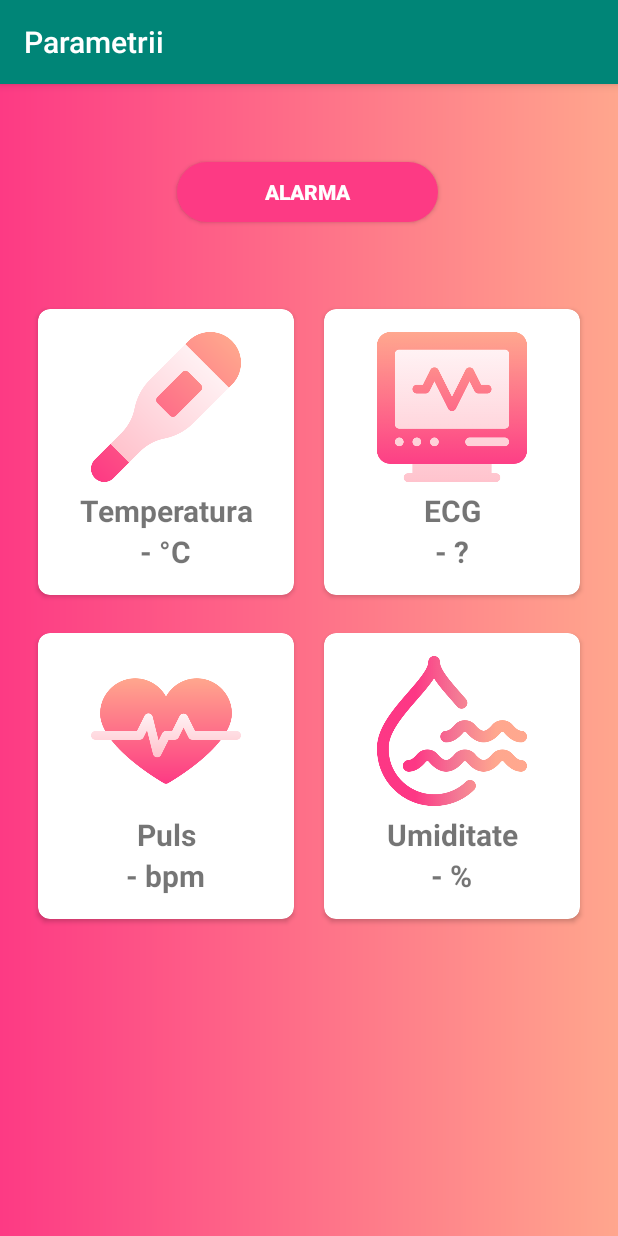
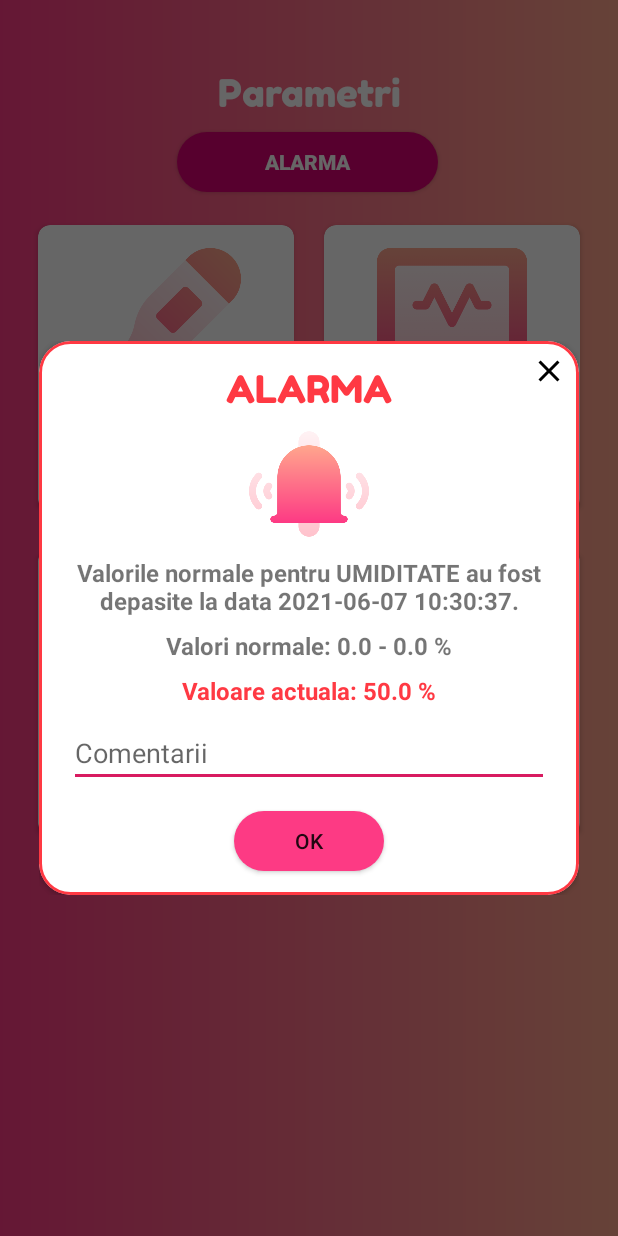
Before and after one commit to andraelise/proiect-master, an Android app: the ParametriiActivity screen opened directly, with no data from a screen before it, on a phone screen of 412 x 824 dp. Run offline under Robolectric (Android 15) with nearby library versions, the light colour scheme and no system bars; our stand-ins replace Firebase (no records; nobody signed in at launch, a user with empty details on screens opened directly); 6 statements that could not run were skipped.

Commit message:
Adaugare logica alarme.

```diff
--- a/app/src/main/AndroidManifest.xml
+++ b/app/src/main/AndroidManifest.xml
@@ -24,9 +24,7 @@
         </activity>
         <activity android:name=".IstoricAlarmeActivity" />
         <activity android:name=".ParametriiActivity" />
-        <activity
-            android:name=".CalendarActivity"
-            android:theme="@style/Theme.MaterialComponents.Light.NoActionBar" />
+        <activity android:name=".CalendarActivity" />
         <activity android:name=".RecomandariActivity" />
         <activity android:name=".ProfilActivity" />
         <activity
--- a/app/src/main/java/com/example/proiectmaster/DAO/DAO.java
+++ /dev/null
@@ -1,4 +0,0 @@
-package com.example.proiectmaster.DAO;
-
-public interface DAO {
-}
--- a/app/src/main/java/com/example/proiectmaster/DAO/PacientDAO.java
+++ /dev/null
@@ -1,4 +0,0 @@
-package com.example.proiectmaster.DAO;
-
-public interface PacientDAO extends DAO {
-}
--- a/app/src/main/java/com/example/proiectmaster/IstoricAlarmeActivity.java
+++ b/app/src/main/java/com/example/proiectmaster/IstoricAlarmeActivity.java
@@ -30,7 +30,6 @@ public class IstoricAlarmeActivity extends AppCompatActivity {
     protected void onCreate(Bundle savedInstanceState) {
         super.onCreate(savedInstanceState);
         setContentView(R.layout.activity_istoric_alarme);
-        getSupportActionBar().setTitle("Istoric alarme");
 
         listView = findViewById(R.id.alarmeListView);
         FirebaseUser user = FirebaseAuth.getInstance().getCurrentUser();
--- a/app/src/main/java/com/example/proiectmaster/LoginActivity.java
+++ b/app/src/main/java/com/example/proiectmaster/LoginActivity.java
@@ -30,7 +30,6 @@ public class LoginActivity extends AppCompatActivity implements View.OnClickList
     protected void onCreate(Bundle savedInstanceState) {
         super.onCreate(savedInstanceState);
         setContentView(R.layout.activity_login);
-        getSupportActionBar().setTitle("Logare");
 
         email = findViewById(R.id.email);
         password = findViewById(R.id.password);
@@ -47,12 +46,12 @@ public class LoginActivity extends AppCompatActivity implements View.OnClickList
                 FirebaseUser mFirebaseUser = mFirebaseAuth.getCurrentUser();
                 if (mFirebaseUser != null)
                 {
-                    Toast.makeText(LoginActivity.this, "Ești logat!", Toast.LENGTH_SHORT).show();
+                    // Toast.makeText(LoginActivity.this, "Ești logat!", Toast.LENGTH_SHORT).show();
                     startActivity(new Intent(LoginActivity.this, HomeActivity.class));
                 }
                 else
                 {
-                    Toast.makeText(LoginActivity.this, "Loghează-te!", Toast.LENGTH_SHORT).show();
+                    // Toast.makeText(LoginActivity.this, "Loghează-te!", Toast.LENGTH_SHORT).show();
                 }
             }
         };
--- a/app/src/main/java/com/example/proiectmaster/ParametriiActivity.java
+++ b/app/src/main/java/com/example/proiectmaster/ParametriiActivity.java
@@ -23,11 +23,15 @@ import androidx.appcompat.app.AppCompatActivity;
 
 import com.example.proiectmaster.Models.Alarma;
 import com.example.proiectmaster.Services.BluetoothService;
+import com.google.android.gms.tasks.OnCompleteListener;
 import com.google.android.gms.tasks.OnFailureListener;
 import com.google.android.gms.tasks.OnSuccessListener;
+import com.google.android.gms.tasks.Task;
 import com.google.firebase.auth.FirebaseAuth;
 import com.google.firebase.auth.FirebaseUser;
+import com.google.firebase.firestore.CollectionReference;
 import com.google.firebase.firestore.DocumentReference;
+import com.google.firebase.firestore.DocumentSnapshot;
 import com.google.firebase.firestore.FirebaseFirestore;
 
 import java.text.SimpleDateFormat;
@@ -43,6 +47,8 @@ public class ParametriiActivity extends AppCompatActivity {
     FirebaseUser user;
     private FirebaseFirestore db;
     BluetoothAdapter bluetoothAdapter;
+
+    private double minTemp, maxTemp, minUmid, maxUmid, minPuls, maxPuls;
     private static final String TAG = "ParametriiActivity";
 
     // variables used for binding bluetooth service to this activity
@@ -95,6 +101,9 @@ public class ParametriiActivity extends AppCompatActivity {
                                 txtParamTemp.setText(splitValues[1]);
                                 txtParamPulse.setText(splitValues[2]);
                                 // TODO: ECG value must be added when tested together
+
+                                // Check parameters and create alarm if limits are exceeded
+                                checkParams(splitValues);
                             } catch (Exception ex) {
                                 Log.e(TAG, "Error caught while splitting sensor values", ex);
                             }
@@ -116,7 +125,10 @@ public class ParametriiActivity extends AppCompatActivity {
     protected void onCreate(Bundle savedInstanceState) {
         super.onCreate(savedInstanceState);
         setContentView(R.layout.activity_parametrii);
-        getSupportActionBar().setTitle("Parametrii");
+
+        mFirebaseAuth = FirebaseAuth.getInstance();
+        user = FirebaseAuth.getInstance().getCurrentUser();
+        readParamLimits(user.getUid());
 
         txtParamECG = findViewById(R.id.txt_params_ecg);
         txtParamHumidity = findViewById(R.id.txt_params_humidity);
@@ -136,9 +148,6 @@ public class ParametriiActivity extends AppCompatActivity {
                 }
             }
         });
-
-        mFirebaseAuth = FirebaseAuth.getInstance();
-        user = FirebaseAuth.getInstance().getCurrentUser();
 
         if (BluetoothAdapter.getDefaultAdapter() != null) {
             bluetoothAdapter = BluetoothAdapter.getDefaultAdapter();
@@ -265,4 +274,84 @@ public class ParametriiActivity extends AppCompatActivity {
                 }
             });
     }
+
+    private void readParamLimits(String uid)
+    {
+        connect();
+        CollectionReference parametriRef = db.collection("pacienti").document(uid).collection("parametri");
+        // Puls
+        parametriRef.document("Puls").get().addOnCompleteListener(new OnCompleteListener<DocumentSnapshot>() {
+            @Override
+            public void onComplete(@NonNull Task<DocumentSnapshot> task) {
+                if (task.isSuccessful()) {
+                    DocumentSnapshot document = task.getResult();
+                    minPuls = document.getDouble("valMinima");
+                    maxPuls = document.getDouble("valMaxima");
+                    Log.d(TAG, "Puls: " + minPuls + " " + maxPuls);
+                } else {
+                    Log.d(TAG, "Error getting limits for Puls: ", task.getException());
+                }
+            }
+        });
+
+        // Temperatura
+        parametriRef.document("Temperatura").get().addOnCompleteListener(new OnCompleteListener<DocumentSnapshot>() {
+            @Override
+            public void onComplete(@NonNull Task<DocumentSnapshot> task) {
+                if (task.isSuccessful()) {
+                    DocumentSnapshot document = task.getResult();
+                    minTemp = document.getDouble("valMinima");
+                    maxTemp = document.getDouble("valMaxima");
+                } else {
+                    Log.d(TAG, "Error getting limits for Temperatura: ", task.getException());
+                }
+                Log.d(TAG, "Temperatura: " + minTemp + " " + maxTemp);
+            }
+        });
+
+        // Umiditate
+        parametriRef.document("Umiditate").get().addOnCompleteListener(new OnCompleteListener<DocumentSnapshot>() {
+            @Override
+            public void onComplete(@NonNull Task<DocumentSnapshot> task) {
+                if (task.isSuccessful()) {
+                    DocumentSnapshot document = task.getResult();
+                    minUmid = document.getDouble("valMinima");
+                    maxUmid = document.getDouble("valMaxima");
+                } else {
+                    Log.d(TAG, "Error getting limits for Umiditate: ", task.getException());
+                }
+                String[] values = {"27", "50", "80"};
+                checkParams(values);
+                Log.d(TAG, "Umiditate: " + minUmid + " " + maxUmid);
+            }
+        });
+    }
+
+    private void checkParams(String[] values)
+    {
+        double temp = Double.parseDouble(values[0]);
+        double umid = Double.parseDouble(values[1]);
+        double puls = Double.parseDouble(values[2]);
+
+        // Check puls
+        if (puls > maxPuls || puls < minPuls)
+        {
+            Alarma alarmPuls = new Alarma("Puls", new Date(), minPuls, maxPuls, puls, "");
+            openDialogAlarma(alarmPuls);
+        }
+
+        // Check temperatura
+        if (temp > maxTemp || temp < minTemp)
+        {
+            Alarma alarmTemp = new Alarma("Temperatura", new Date(), minTemp, maxTemp, temp, "");
+            openDialogAlarma(alarmTemp);
+        }
+
+        // Check umiditate
+        if (umid > maxUmid || umid < minUmid)
+        {
+            Alarma alarmUmid = new Alarma("Umiditate", new Date(), minUmid, maxUmid, umid, "");
+            openDialogAlarma(alarmUmid);
+        }
+    }
 }
--- a/app/src/main/java/com/example/proiectmaster/ProfilActivity.java
+++ b/app/src/main/java/com/example/proiectmaster/ProfilActivity.java
@@ -31,7 +31,6 @@ public class ProfilActivity extends AppCompatActivity implements View.OnClickLis
     protected void onCreate(Bundle savedInstanceState) {
         super.onCreate(savedInstanceState);
         setContentView(R.layout.activity_profil);
-        getSupportActionBar().setTitle("Profilul meu");
 
         numePacient = findViewById(R.id.txtNumeUtilizator);
         numeMedic = findViewById(R.id.txtMedic);
@@ -55,7 +54,7 @@ public class ProfilActivity extends AppCompatActivity implements View.OnClickLis
         switch (v.getId()) {
             case R.id.btnLogout:
                 FirebaseAuth.getInstance().signOut();
-                startActivity(new Intent(ProfilActivity.this, RegisterActivity.class));
+                startActivity(new Intent(ProfilActivity.this, LoginActivity.class));
                 break;
             case R.id.btnResetParola:
                 String email = emailPacient.getText().toString();
--- a/app/src/main/java/com/example/proiectmaster/RecomandariActivity.java
+++ b/app/src/main/java/com/example/proiectmaster/RecomandariActivity.java
@@ -34,7 +34,6 @@ public class RecomandariActivity extends AppCompatActivity {
     protected void onCreate(Bundle savedInstanceState) {
         super.onCreate(savedInstanceState);
         setContentView(R.layout.activity_recomandari);
-        getSupportActionBar().setTitle("Recomandari");
 
         listView = findViewById(R.id.recomandariListView);
         FirebaseUser user = FirebaseAuth.getInstance().getCurrentUser();
--- /dev/null
+++ b/app/src/main/res/drawable/round_bg_dark.xml
@@ -0,0 +1,6 @@
+<?xml version="1.0" encoding="utf-8"?>
+<shape android:shape="rectangle" xmlns:android="http://schemas.android.com/apk/res/android">
+    <solid android:color="@color/colorPinkDarker"
+        android:width="1dp"/>
+    <corners android:radius="100dp"/>
+</shape>
--- a/app/src/main/res/layout/activity_calendar.xml
+++ b/app/src/main/res/layout/activity_calendar.xml
@@ -32,7 +32,7 @@
         android:layout_height="wrap_content"
         android:layout_gravity="center"
         android:layout_marginTop="10dp"
-        android:background="@drawable/round_bg"
+        android:background="@drawable/round_bg_dark"
         android:textColor="@color/colorWhite"
         android:textStyle="bold"
         android:paddingLeft="10dp"
--- a/app/src/main/res/layout/activity_parametrii.xml
+++ b/app/src/main/res/layout/activity_parametrii.xml
@@ -30,8 +30,8 @@
                 android:id="@+id/btnAlarma"
                 android:layout_width="174dp"
                 android:layout_height="40dp"
-                android:layout_marginBottom="108dp"
-                android:background="@drawable/round_bg"
+                android:layout_marginBottom="72dp"
+                android:background="@drawable/round_bg_dark"
                 android:text="ALARMA"
                 android:textColor="@color/colorWhite"
                 android:textStyle="bold"
@@ -303,6 +303,22 @@
 
             </androidx.cardview.widget.CardView>
 
+            <TextView
+                android:id="@+id/textView2"
+                android:layout_width="wrap_content"
+                android:layout_height="wrap_content"
+                android:layout_marginTop="35dp"
+                android:fontFamily="@font/fredokaone"
+                android:gravity="center"
+                android:text="Parametri"
+                android:textColor="@color/colorWhite"
+                android:textSize="25dp"
+                app:layout_constraintBottom_toTopOf="@+id/btnAlarma"
+                app:layout_constraintEnd_toEndOf="parent"
+                app:layout_constraintStart_toStartOf="parent"
+                app:layout_constraintTop_toTopOf="@+id/imageHeader">
+            </TextView>
+
         </androidx.constraintlayout.widget.ConstraintLayout>
 
     </ScrollView>
--- a/app/src/main/res/layout/activity_profil.xml
+++ b/app/src/main/res/layout/activity_profil.xml
@@ -23,7 +23,7 @@
             android:id="@+id/txtNumeUtilizator"
             android:layout_width="wrap_content"
             android:layout_height="wrap_content"
-            android:text="Andra Seserman"
+            android:text="Nume utilizator"
             android:textColor="@color/colorWhite"
             android:fontFamily="@font/fredokaone"
             android:textSize="25dp"
--- a/app/src/main/res/layout/recomandare_list_element.xml
+++ b/app/src/main/res/layout/recomandare_list_element.xml
@@ -127,13 +127,13 @@
             android:layout_height="wrap_content">
 
             <Button
-                android:layout_width="wrap_content"
-                android:layout_height="40dp"
+                android:layout_width="70dp"
+                android:layout_height="30dp"
                 android:layout_marginTop="25dp"
                 android:layout_marginRight="10dp"
                 android:layout_alignParentRight="true"
                 android:text="PROGRAMEAZA"
-                android:textSize="9dp"
+                android:textSize="8dp"
                 android:textColor="@color/colorWhite"
                 android:textStyle="bold"
                 android:background="@drawable/round_bg"
--- a/app/src/main/res/values/colors.xml
+++ b/app/src/main/res/values/colors.xml
@@ -5,6 +5,7 @@
     <color name="colorAccent">#D81B60</color>
     <color name="colorBackground">#FFF2F4</color>
     <color name="colorPinkDark">#FD3A84</color>
+    <color name="colorPinkDarker">#DB0073</color>
     <color name="colorOrange">#FFA68D</color>
     <color name="colorWhite">#FFFFFF</color>
     <color name="colorRed">#FF3943</color>
--- a/app/src/main/res/values/styles.xml
+++ b/app/src/main/res/values/styles.xml
@@ -1,7 +1,7 @@
 <?xml version="1.0" encoding="utf-8"?>
 <resources>
     <!-- Base application theme. -->
-    <style name="AppTheme" parent="Theme.AppCompat.Light.DarkActionBar">
+    <style name="AppTheme" parent="Theme.AppCompat.Light.NoActionBar">
         <!-- Customize your theme here. -->
         <item name="colorPrimary">@color/colorPrimary</item>
         <item name="colorPrimaryDark">@color/colorPrimaryDark</item>
```
Also changed, not shown: app/src/main/java/com/example/proiectmaster/DAO/DAOFactory.java (deleted, +0 -15 lines), app/src/main/java/com/example/proiectmaster/DAO/FirebaseDAOFactory.java (deleted, +0 -8 lines), app/src/main/java/com/example/proiectmaster/DAO/FirebasePacientDAO.java (deleted, +0 -18 lines), app/src/main/java/com/example/proiectmaster/RegisterActivity.java (+3 -4 lines), app/src/main/res/layout/eveniment_list_element.xml (+0 -16 lines).
